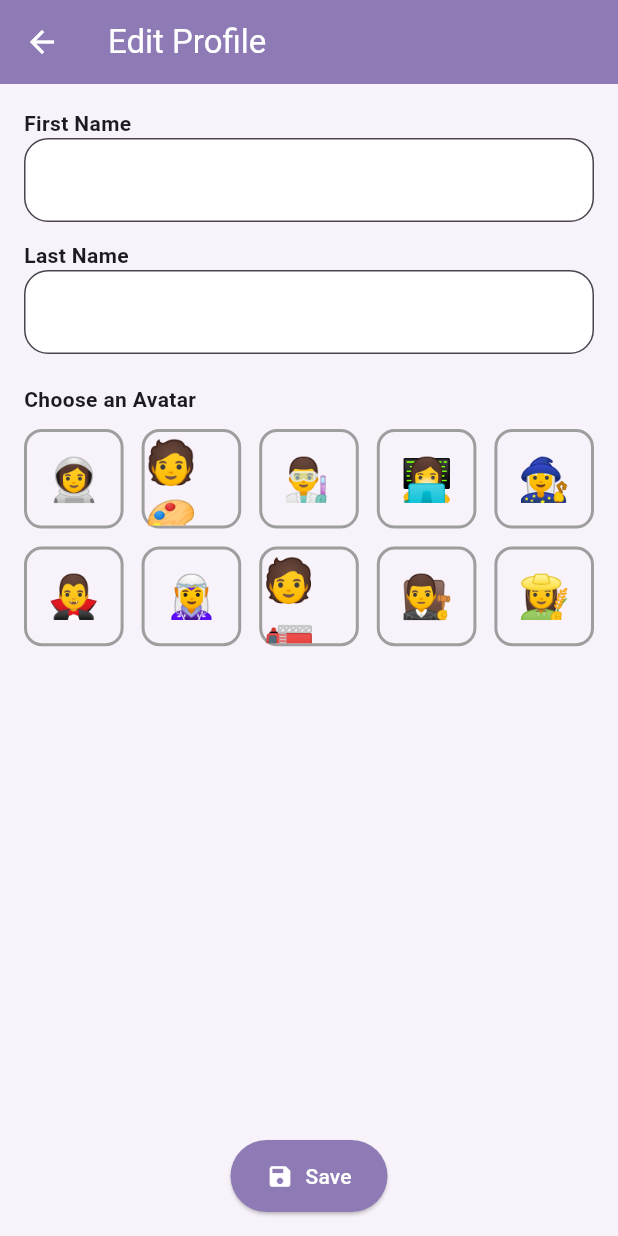
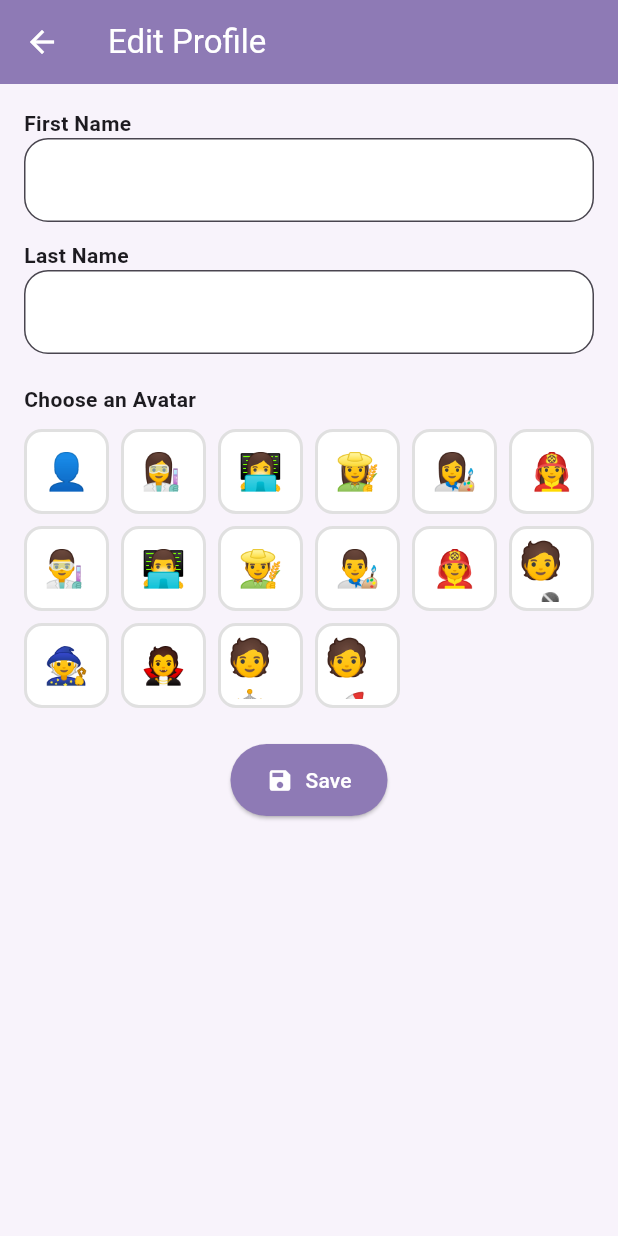
Before and after one commit to edaaydemir/SafeZoneApp, a Flutter app: the ProfileEditScreen screen opened directly, on a phone screen of 412 x 824 dp. Run offline on Flutter 3.47's test engine with Material 3 defaults, Android fonts, the phone set to English and light mode, and no system bars; our stand-ins replace cloud_firestore, firebase_auth, firebase_core, flutter_map, geolocator, latlong2; accounts and stored records are empty.

```diff
--- a/lib/common/avatar_data.dart
+++ b/lib/common/avatar_data.dart
@@ -1,14 +1,27 @@
-// lib/common/avatar_data.dart
+const Map<String, String> avatarMap = {
+  // 🚀 Default
+  'avatar_default_user': '👤',
 
-const Map<String, String> avatarMap = {
-  'avatar_astronaut': '👩‍🚀',
-  'avatar_artist': '🧑‍🎨',
-  'avatar_scientist': '👨‍🔬',
-  'avatar_programmer': '👩‍💻',
-  'avatar_wizard': '🧙‍♀️',
-  'avatar_vampire': '🧛‍♂️',
-  'avatar_elf': '🧝‍♀️',
-  'avatar_firefighter': '🧑‍🚒',
-  'avatar_judge': '👨‍⚖️',
-  'avatar_farmer': '👩‍🌾',
+  // 👩‍🔬 Female avatars
+  'avatar_female_scientist': '👩‍🔬',
+  'avatar_female_programmer': '👩‍💻',
+  'avatar_female_farmer': '👩‍🌾',
+  'avatar_female_artist': '👩‍🎨',
+  'avatar_female_firefighter': '👩‍🚒',
+
+  // 👨‍🔬 Male avatars
+  'avatar_male_scientist': '👨‍🔬',
+  'avatar_male_programmer': '👨‍💻',
+  'avatar_male_farmer': '👨‍🌾',
+  'avatar_male_artist': '👨‍🎨',
+  'avatar_male_firefighter': '👨‍🚒',
+
+  // 🧑‍🎤 Neutral avatars
+  'avatar_neutral_artist': '🧑‍🎤',
+  'avatar_neutral_wizard': '🧙',
+  'avatar_neutral_vampire': '🧛',
+  'avatar_neutral_judge': '🧑‍⚖️',
+  'avatar_neutral_astronaut': '🧑‍🚀',
 };
+
+const String defaultAvatarKey = 'avatar_default_user';
--- a/lib/common/theme.dart
+++ b/lib/common/theme.dart
@@ -1,7 +1,6 @@
 import 'package:flutter/material.dart';
 
 class AppThemes {
-  // 🔄 Global tema kontrolü
   static final ValueNotifier<ThemeMode> themeMode = ValueNotifier(ThemeMode.light);
 
   static void toggleTheme() {
--- a/lib/main.dart
+++ b/lib/main.dart
@@ -1,7 +1,7 @@
 import 'package:flutter/material.dart';
 import 'package:firebase_core/firebase_core.dart';
 import 'package:safe_zone/screens/welcome_screen.dart';
-import 'common/theme.dart'; // hem theme hem controller burada
+import 'common/theme.dart';
 
 void main() async {
   WidgetsFlutterBinding.ensureInitialized();
--- a/lib/screens/profile_edit_screen.dart
+++ b/lib/screens/profile_edit_screen.dart
@@ -1,6 +1,6 @@
 import 'package:flutter/material.dart';
-import 'package:firebase_auth/firebase_auth.dart';
-import 'package:cloud_firestore/cloud_firestore.dart';
+import 'package:safe_zone/common/avatar_data.dart';
+import 'package:safe_zone/services/user_service.dart';
 
 class ProfileEditScreen extends StatefulWidget {
   const ProfileEditScreen({super.key});
@@ -10,22 +10,10 @@ class ProfileEditScreen extends StatefulWidget {
 }
 
 class _ProfileEditScreenState extends State<ProfileEditScreen> {
+  final userService = UserService();
   final TextEditingController _firstNameController = TextEditingController();
   final TextEditingController _lastNameController = TextEditingController();
   String? selectedAvatarKey;
-
-  final Map<String, String> avatarMap = {
-    'avatar_astronaut': '👩‍🚀',
-    'avatar_artist': '🧑‍🎨',
-    'avatar_scientist': '👨‍🔬',
-    'avatar_programmer': '👩‍💻',
-    'avatar_wizard': '🧙‍♀️',
-    'avatar_vampire': '🧛‍♂️',
-    'avatar_elf': '🧝‍♀️',
-    'avatar_firefighter': '🧑‍🚒',
-    'avatar_judge': '👨‍⚖️',
-    'avatar_farmer': '👩‍🌾',
-  };
 
   @override
   void initState() {
@@ -34,65 +22,42 @@ class _ProfileEditScreenState extends State<ProfileEditScreen> {
   }
 
   Future<void> _loadUserData() async {
-    final uid = FirebaseAuth.instance.currentUser!.uid;
-    final doc =
-        await FirebaseFirestore.instance.collection('users').doc(uid).get();
-    final data = doc.data();
+    final data = await userService.fetchUserData();
     if (data != null) {
       _firstNameController.text = data['firstName'] ?? '';
       _lastNameController.text = data['lastName'] ?? '';
-      selectedAvatarKey = data['avatar']; // artık avatar ID geliyor
+      selectedAvatarKey = data['avatar'];
       setState(() {});
     }
   }
 
   Future<void> _saveProfile() async {
-    final user = FirebaseAuth.instance.currentUser;
-
-    if (user == null) {
-      print("HATA: Kullanıcı null, giriş yapılmamış!");
-      ScaffoldMessenger.of(
-        context,
-      ).showSnackBar(const SnackBar(content: Text('User not logged in!')));
+    if (userService.currentUser == null) {
+      ScaffoldMessenger.of(context).showSnackBar(
+        const SnackBar(content: Text('User not logged in!')),
+      );
       return;
     }
 
-    final uid = user.uid;
     final firstName = _firstNameController.text.trim();
     final lastName = _lastNameController.text.trim();
-    final fullName = "$firstName $lastName";
-
-    print("=== PROFİL KAYDI BAŞLIYOR ===");
-    print("UID: $uid");
-    print("Ad: $firstName");
-    print("Soyad: $lastName");
-    print("Avatar: $selectedAvatarKey");
 
     try {
-      // Firebase Auth'a displayName güncelle
-      await user.updateDisplayName(fullName);
-      await user.reload();
+      await userService.updateUserProfile(
+        firstName: firstName,
+        lastName: lastName,
+        avatar: selectedAvatarKey ?? '',
+      );
 
-      // Firestore'a veri yaz
-      await FirebaseFirestore.instance.collection('users').doc(uid).set({
-        'firstName': firstName,
-        'lastName': lastName,
-        'displayName': fullName,
-        'avatar': selectedAvatarKey,
-      }, SetOptions(merge: true));
-
-      print("Firestore'a veri yazıldı ✅");
-
-      ScaffoldMessenger.of(
-        context,
-      ).showSnackBar(const SnackBar(content: Text('Profile updated!')));
+      ScaffoldMessenger.of(context).showSnackBar(
+        const SnackBar(content: Text('Profile updated!')),
+      );
 
       Navigator.pop(context);
     } catch (e) {
-      print("HATA: $e");
-      ScaffoldMessenger.of(
-        context,
-      ).showSnackBar(SnackBar(content: Text('Error: $e')));
+      ScaffoldMessenger.of(context).showSnackBar(
+        SnackBar(content: Text('Error: $e')),
+      );
     }
   }
 
@@ -102,35 +67,28 @@ class _ProfileEditScreenState extends State<ProfileEditScreen> {
 
     return Scaffold(
       appBar: AppBar(title: const Text('Edit Profile')),
-      body: Padding(
+      body: SingleChildScrollView(
         padding: const EdgeInsets.all(16),
         child: Column(
           crossAxisAlignment: CrossAxisAlignment.start,
           children: [
-            const Text(
-              'First Name',
-              style: TextStyle(fontWeight: FontWeight.bold),
-            ),
+            const Text('First Name', style: TextStyle(fontWeight: FontWeight.bold)),
             TextField(controller: _firstNameController),
             const SizedBox(height: 12),
-            const Text(
-              'Last Name',
-              style: TextStyle(fontWeight: FontWeight.bold),
-            ),
+            const Text('Last Name', style: TextStyle(fontWeight: FontWeight.bold)),
             TextField(controller: _lastNameController),
             const SizedBox(height: 20),
-            const Text(
-              'Choose an Avatar',
-              style: TextStyle(fontWeight: FontWeight.bold),
-            ),
+            const Text('Choose an Avatar', style: TextStyle(fontWeight: FontWeight.bold)),
             const SizedBox(height: 10),
-            Expanded(
-              child: GridView.builder(
+            GridView.builder(
+              shrinkWrap: true,
+              physics: const NeverScrollableScrollPhysics(),
               itemCount: avatarKeys.length,
               gridDelegate: const SliverGridDelegateWithFixedCrossAxisCount(
-                  crossAxisCount: 5,
-                  mainAxisSpacing: 12,
-                  crossAxisSpacing: 12,
+                crossAxisCount: 6,
+                mainAxisSpacing: 8,
+                crossAxisSpacing: 8,
+                childAspectRatio: 1,
               ),
               itemBuilder: (context, index) {
                 final key = avatarKeys[index];
@@ -143,22 +101,31 @@ class _ProfileEditScreenState extends State<ProfileEditScreen> {
                       selectedAvatarKey = key;
                     });
                   },
-                    child: Container(
+                  child: AnimatedContainer(
+                    duration: const Duration(milliseconds: 200),
                     decoration: BoxDecoration(
+                      color: isSelected
+                          ? Colors.deepPurple.shade100
+                          : Colors.white,
                       border: Border.all(
-                          color: isSelected ? Colors.blue : Colors.grey,
+                        color: isSelected
+                            ? Colors.deepPurple
+                            : Colors.grey.shade300,
                         width: 2,
                       ),
                       borderRadius: BorderRadius.circular(12),
                     ),
                     alignment: Alignment.center,
-                      child: Text(emoji, style: const TextStyle(fontSize: 28)),
+                    padding: const EdgeInsets.all(4),
+                    child: Text(
+                      emoji,
+                      style: const TextStyle(fontSize: 24),
+                    ),
                   ),
                 );
               },
             ),
-            ),
-            const SizedBox(height: 16),
+            const SizedBox(height: 24),
             Center(
               child: ElevatedButton.icon(
                 icon: const Icon(Icons.save),
```
Also changed, not shown: lib/models/place_marker.dart (+4 -4 lines), lib/screens/home_screen.dart (+19 -17 lines), lib/screens/login_screen.dart (+8 -7 lines), lib/screens/map_screen.dart (+46 -22 lines), lib/screens/places_screen.dart (+19 -14 lines), lib/screens/signup_screen.dart (+32 -50 lines), lib/screens/welcome_screen.dart (+9 -9 lines), lib/services/marker_service.dart (+15 -9 lines), lib/services/user_service.dart (added, +65 -0 lines). Lines whose indentation alone changed are shown as unchanged.
